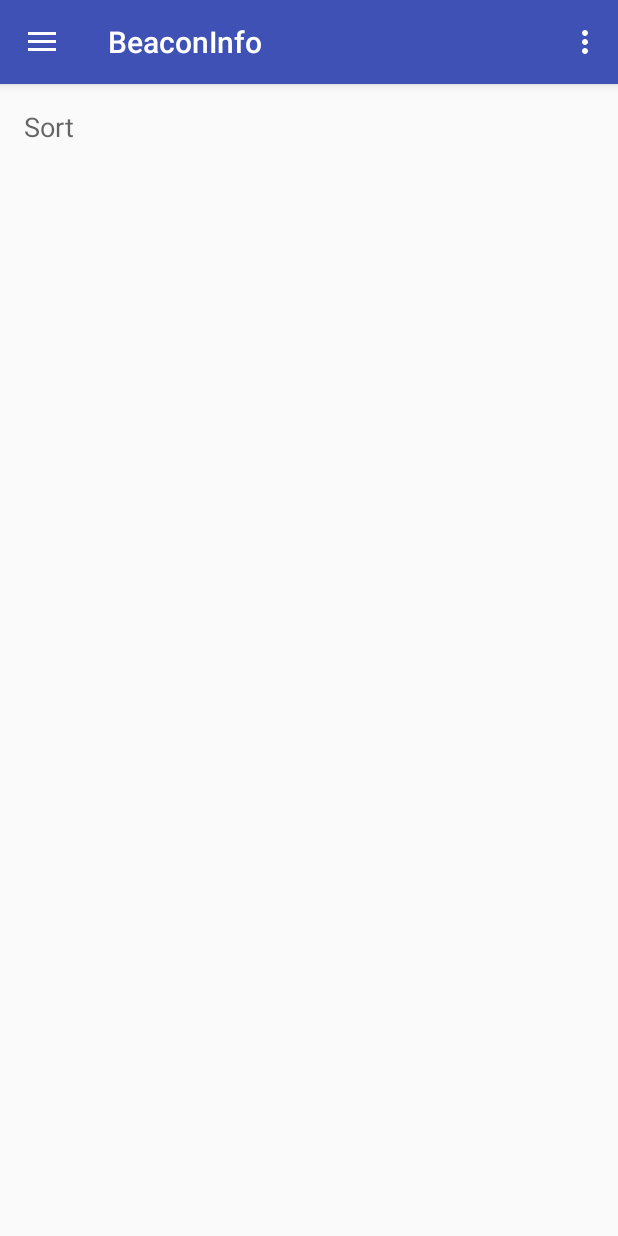
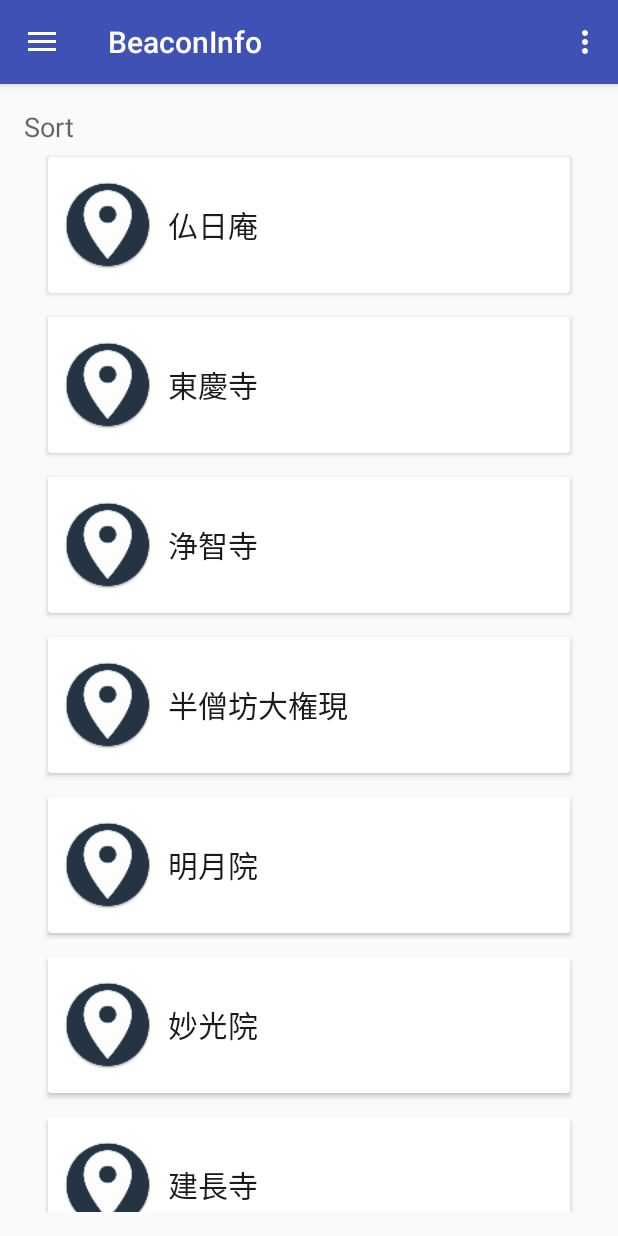
Before and after one commit to r-sek/BeaconInfo, an Android app: the screen it shows after launch (MainActivity), after a tap on "Log", on a phone screen of 412 x 824 dp. Run offline under Robolectric (Android 15) with nearby library versions, the phone set to English and light mode, and no system bars; libraries missing offline, so code that uses them is left out: org.altbeacon.beacon; 3 statements that could not run were skipped; 1 other tap on this screen came first.

Commit message:
RecyclerViewへApplicationクラスの保持しているデータを渡せるようになった

```diff
--- a/mobile/src/main/AndroidManifest.xml
+++ b/mobile/src/main/AndroidManifest.xml
@@ -19,12 +19,12 @@
     <uses-permission android:name="android.permission.INTERNET" />
 
     <application
+        android:name=".Global"
         android:allowBackup="true"
         android:icon="@mipmap/ic_app_icon"
         android:label="@string/app_name"
         android:largeHeap="true"
         android:supportsRtl="true"
-        android:name="Global"
         android:theme="@style/AppTheme">
         <activity
             android:name=".MainActivity"
--- a/mobile/src/main/java/info/redspirit/beaconinfo/CardRecyclerAdapter.java
+++ b/mobile/src/main/java/info/redspirit/beaconinfo/CardRecyclerAdapter.java
@@ -24,20 +24,21 @@ public class CardRecyclerAdapter extends RecyclerView.Adapter<CardRecyclerAdapte
 
     //アクティビティ取得
     private Activity mActivity;
+    private LayoutInflater mLayoutInflater;
     private View v;
-    Global global;
 
-//    public CardRecyclerAdapter(Context context, String[] stringArray) {
+    public CardRecyclerAdapter(Context context, String[] stringArray) {
+        super();
+        this.list = stringArray;
+        this.context = context;
+    }
+
+
+//    public CardRecyclerAdapter(Context context) {
 //        super();
-//        this.list = stringArray;
+//        mLayoutInflater = LayoutInflater.from(context);
 //        this.context = context;
 //    }
-
-
-    public CardRecyclerAdapter(Context context) {
-        super();
-        this.context = context;
-    }
 
     @Override
     public int getItemCount() {
@@ -67,10 +68,10 @@ public class CardRecyclerAdapter extends RecyclerView.Adapter<CardRecyclerAdapte
         LayoutInflater layoutInflater = LayoutInflater.from(context);
         View v = layoutInflater.inflate(R.layout.layout_recycler, parent, false);
         ViewHolder viewHolder = new ViewHolder(v);
-        global = (Global) mActivity.getApplication();
-        for(int i=0; i<global.nameArray.size();i++){
-            list[i] = global.nameArray.get(i);
-        }
+//        global = (Global) mActivity.getApplication();
+//        for(int i=0; i<global.nameArray.size();i++){
+//            list[i] = global.nameArray.get(i);
+//        }
         return viewHolder;
     }
 
--- a/mobile/src/main/java/info/redspirit/beaconinfo/CardRecyclerView.java
+++ b/mobile/src/main/java/info/redspirit/beaconinfo/CardRecyclerView.java
@@ -1,16 +1,26 @@
 package info.redspirit.beaconinfo;
 
+import android.app.Activity;
+import android.app.FragmentManager;
 import android.content.Context;
+import android.content.ContextWrapper;
 import android.content.SharedPreferences;
 import android.support.v7.widget.LinearLayoutManager;
 import android.support.v7.widget.RecyclerView;
 import android.util.AttributeSet;
+
+import java.util.ArrayList;
 
 /**
  * Created by rj on 2017/01/20.
  */
 
 public class CardRecyclerView extends RecyclerView {
+
+    Activity host;
+    Global global;
+    ArrayList<String> array;
+    private String[] list;
 
 
     public CardRecyclerView(Context context, AttributeSet attrs) {
@@ -19,9 +29,42 @@ public class CardRecyclerView extends RecyclerView {
     }
 
     public void setRecyclerAdapter(Context context) {
+        setLayoutManager(new LinearLayoutManager(context));
+        setAdapter(new CardRecyclerAdapter(context, list));
+    }
 
+    public void setRecyclerAdapterB(Context context,ArrayList<String> list) {
         setLayoutManager(new LinearLayoutManager(context));
-        //setAdapter(new CardRecyclerAdapter(context, context.getResources().getStringArray(R.array.dummy)));
-        setAdapter(new CardRecyclerAdapter(context));
+        setAdapter(new CardRecyclerAdapter(context, list.toArray(new String[list.size()])));
+    }
+
+    //listセット
+    private String[] setList(){
+//        Context ct = getContext();
+//        host = getActivity();
+//        Activity activity = (Activity)this.getContext();
+//        global = (Global)ct.getApplicationContext();
+//        if (isInEditMode()) {
+//            // 編集モードだったら処理終了
+//            return global.testArray.toArray(new String[global.testArray.size()]);
+//        }
+//        if(global.nameArray.size()!=0){
+//            return global.nameArray.toArray(new String[global.nameArray.size()]);
+//        }else{
+//            return global.testArray.toArray(new String[global.testArray.size()]);
+//        }
+        return array.toArray(new String[array.size()]);
+    }
+
+    //アクティビティが取得できるっぽい？
+    private Activity getActivity() {
+        Context context = getContext();
+        while (context instanceof ContextWrapper) {
+            if (context instanceof Activity) {
+                return (Activity)context;
+            }
+            context = ((ContextWrapper)context).getBaseContext();
+        }
+        return null;
     }
 }
--- a/mobile/src/main/java/info/redspirit/beaconinfo/Global.java
+++ b/mobile/src/main/java/info/redspirit/beaconinfo/Global.java
@@ -12,10 +12,24 @@ public class Global extends Application {
     String sort;
     ArrayList<String>nameArray;
     ArrayList<Integer>idArray;
+    ArrayList<String>testArray;
 
     public void GlobalAllInit() {
-        nameArray = new ArrayList<>();
-        idArray = new ArrayList<>();
+        nameArray = new ArrayList<String>();
+        idArray = new ArrayList<Integer>();
+        testArray = new ArrayList<String>();
+
+        testArray.add("仏日庵");
+        testArray.add("東慶寺");
+        testArray.add("浄智寺");
+        testArray.add("半僧坊大権現");
+        testArray.add("明月院");
+        testArray.add("妙光院");
+        testArray.add("建長寺");
+        testArray.add("来迎寺");
+        testArray.add("覚園寺");
+        testArray.add("瑞泉寺");
+
     }
 
 }
--- a/mobile/src/main/java/info/redspirit/beaconinfo/ItemFragment.java
+++ b/mobile/src/main/java/info/redspirit/beaconinfo/ItemFragment.java
@@ -3,13 +3,17 @@ package info.redspirit.beaconinfo;
 import android.content.Context;
 import android.net.Uri;
 import android.os.Bundle;
+import android.os.Handler;
 import android.support.v4.app.Fragment;
+import android.util.Log;
 import android.view.LayoutInflater;
 import android.view.View;
 import android.view.ViewGroup;
 
 import org.json.JSONArray;
 import org.json.JSONObject;
+
+import java.util.ArrayList;
 
 
 /**
@@ -26,15 +30,14 @@ public class ItemFragment extends Fragment {
     // the fragment initialization parameters, e.g. ARG_ITEM_NUMBER
     private static final String ARG_PARAM1 = "param1";
     private static final String ARG_PARAM2 = "param2";
-
+    Global global;
+    CardRecyclerView crv;
+    CardRecyclerAdapter crva;
     // TODO: Rename and change types of parameters
     private String mParam1;
     private String mParam2;
-
     private OnFragmentInteractionListener mListener;
     private View v;
-
-    Global global;
 
     public ItemFragment() {
         // Required empty public constructor
@@ -66,21 +69,43 @@ public class ItemFragment extends Fragment {
             mParam1 = getArguments().getString(ARG_PARAM1);
             mParam2 = getArguments().getString(ARG_PARAM2);
         }
-        global = (Global) getActivity().getApplication();
     }
 
     @Override
     public View onCreateView(LayoutInflater inflater, ViewGroup container,
                              Bundle savedInstanceState) {
         // Inflate the layout for this fragment
-        v = inflater.inflate(R.layout.fragment_item, container, false);
+        final Handler handler = new Handler();
+        final LayoutInflater fInrlater = inflater;
+        final ViewGroup fcontainer = container;
 
+//        new Thread(new Runnable() {
+//            @Override
+//            public void run() {
+//                handler.post(new Runnable() {
+//                    @Override
+//                    public void run() {
+//                        v = fInrlater.inflate(R.layout.fragment_item, fcontainer, false);
+//                    }
+//                });
+//            }
+//        });
+
+        v = fInrlater.inflate(R.layout.fragment_item, fcontainer, false);
         return v;
     }
 
     @Override
     public void onStart() {
+        Log.i("fragment","onStart");
         HttpResponsAsync hra = new HttpResponsAsync();
+        crv = (CardRecyclerView)v.findViewById(R.id.cardRecyclerView1);
+        crv.setRecyclerAdapter(getContext());
+        global = (Global) getActivity().getApplication();
+
+        for(int i=0;i<global.testArray.size();i++){
+            Log.i("list",global.testArray.get(i));
+        }
 
         JSONArray ja = hra.doInBackground("http://sample-env-2.3p4ikwvwvd.us-west-2.elasticbeanstalk.com/listprocess.php");
 
@@ -94,6 +119,12 @@ public class ItemFragment extends Fragment {
             }
         }catch (Exception e){
             e.printStackTrace();
+        }
+
+        if(global.nameArray.size() != 0){
+            crv.setRecyclerAdapterB(getContext(),global.nameArray);
+        }else{
+            crv.setRecyclerAdapterB(getContext(),global.testArray);
         }
 
         super.onStart();
--- a/mobile/src/main/java/info/redspirit/beaconinfo/MainActivity.java
+++ b/mobile/src/main/java/info/redspirit/beaconinfo/MainActivity.java
@@ -36,12 +36,10 @@ public class MainActivity extends AppCompatActivity
     private static final String IBEACON_FORMAT = "m:2-3=0215,i:4-19,i:20-21,i:22-23,p:24-24";
     //利用するBeaconのUUID(固定)※全て同一
     private static final String UUID = "00000000-5F80-1001-B000-001C4DB646D9";
-    private BeaconManager beaconManager;
     //6.0以上ロケーションアクセス許可
     private static final int PERMISSION_REQUEST_COARSE_LOCATION = 1;
     Global global;
-
-
+    private BeaconManager beaconManager;
 
     @Override
     protected void onCreate(Bundle savedInstanceState) {
@@ -61,10 +59,14 @@ public class MainActivity extends AppCompatActivity
         drawer.setDrawerListener(toggle);
         toggle.syncState();
 
-        //グローバル変数を取得
+        //Applicationクラス取得
         global = (Global) this.getApplication();
         //初期化
         global.GlobalAllInit();
+
+        for(int i=0;i<global.testArray.size();i++){
+            Log.i("list",global.testArray.get(i));
+        }
 
         NavigationView navigationView = (NavigationView) findViewById(R.id.nav_view);
         navigationView.setNavigationItemSelectedListener(this);
--- a/mobile/src/main/res/layout/fragment_item.xml
+++ b/mobile/src/main/res/layout/fragment_item.xml
@@ -1,20 +1,20 @@
 <RelativeLayout xmlns:android="http://schemas.android.com/apk/res/android"
+    xmlns:app="http://schemas.android.com/apk/res-auto"
     xmlns:tools="http://schemas.android.com/tools"
     android:layout_width="match_parent"
     android:layout_height="match_parent"
-    xmlns:app="http://schemas.android.com/apk/res-auto"
     tools:context="info.redspirit.beaconinfo.ItemFragment">
 
     <!-- TODO: Update blank fragment layout -->
 
     <TextView
+        android:id="@+id/textView3"
         android:layout_width="wrap_content"
         android:layout_height="wrap_content"
-        android:textAppearance="?android:attr/textAppearanceMedium"
+        android:layout_alignParentStart="true"
+        android:layout_alignParentTop="true"
         android:text="@string/item_title"
-        android:id="@+id/textView3"
-        android:layout_alignParentTop="true"
-        android:layout_alignParentStart="true" />
+        android:textAppearance="?android:attr/textAppearanceMedium" />
 
     <!--
     <ScrollView
@@ -28,6 +28,7 @@
     -->
 
     <info.redspirit.beaconinfo.CardRecyclerView
+        android:id="@+id/cardRecyclerView1"
         android:layout_width="match_parent"
         android:layout_height="match_parent"
         android:layout_alignParentStart="true"
```
Also changed, not shown: 2 other files.
